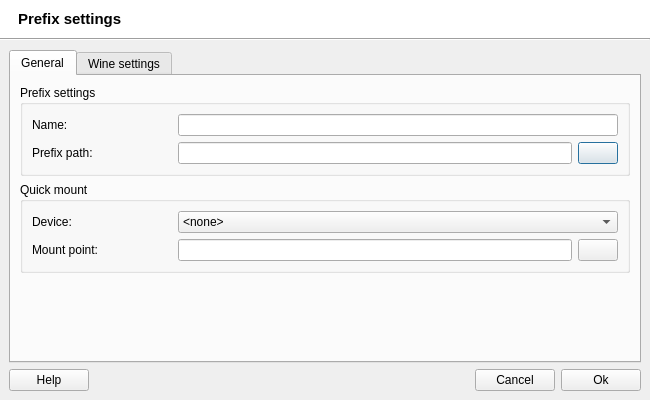
brezerk/q4wine, file src/q4wine-gui/uis/PrefixSettings.ui: the form before one commit.
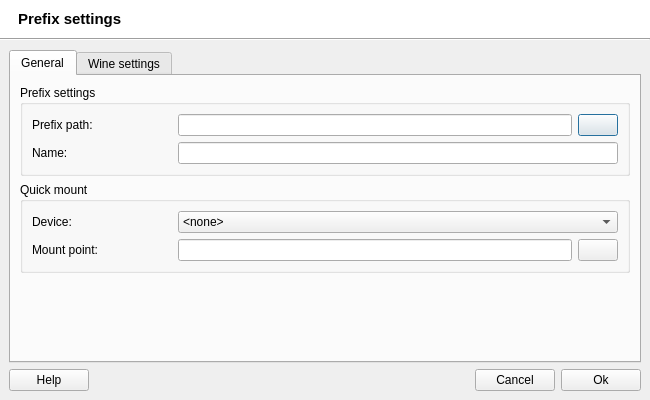
The form after the commit. Icons and pictures are not drawn.

Commit message: replace for Prefix Creation wizard;

Patch:
```diff
--- a/src/q4wine-gui/uis/PrefixSettings.ui
+++ b/src/q4wine-gui/uis/PrefixSettings.ui
@@ -217,37 +217,6 @@
              <string>Prefix settings</string>
             </property>
             <layout class="QVBoxLayout">
-             <item>
-              <widget class="QWidget" name="widget_15" native="true">
-               <layout class="QHBoxLayout">
-                <property name="margin">
-                 <number>0</number>
-                </property>
-                <item>
-                 <widget class="QLabel" name="label_14">
-                  <property name="minimumSize">
-                   <size>
-                    <width>140</width>
-                    <height>0</height>
-                   </size>
-                  </property>
-                  <property name="maximumSize">
-                   <size>
-                    <width>140</width>
-                    <height>16777215</height>
-                   </size>
-                  </property>
-                  <property name="text">
-                   <string>Name:</string>
-                  </property>
-                 </widget>
-                </item>
-                <item>
-                 <widget class="QLineEdit" name="txtPrefixName"/>
-                </item>
-               </layout>
-              </widget>
-             </item>
              <item>
               <widget class="QWidget" name="widget_16" native="true">
                <layout class="QHBoxLayout">
@@ -292,6 +261,37 @@
                </layout>
               </widget>
              </item>
+             <item>
+              <widget class="QWidget" name="widget_15" native="true">
+               <layout class="QHBoxLayout">
+                <property name="margin">
+                 <number>0</number>
+                </property>
+                <item>
+                 <widget class="QLabel" name="label_14">
+                  <property name="minimumSize">
+                   <size>
+                    <width>140</width>
+                    <height>0</height>
+                   </size>
+                  </property>
+                  <property name="maximumSize">
+                   <size>
+                    <width>140</width>
+                    <height>16777215</height>
+                   </size>
+                  </property>
+                  <property name="text">
+                   <string>Name:</string>
+                  </property>
+                 </widget>
+                </item>
+                <item>
+                 <widget class="QLineEdit" name="txtPrefixName"/>
+                </item>
+               </layout>
+              </widget>
+             </item>
             </layout>
            </widget>
           </item>
```
The commit also changes 6 other files.
